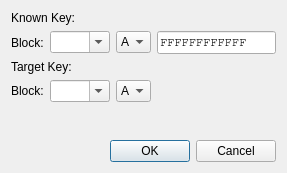
The window that ui/mf_attack_hardnesteddialog.ui (wh201906/Proxmark3GUI) describes before a commit, drawn with Qt 5.
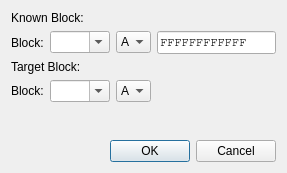
The same window after the commit.

Diff of the .ui file:
```diff
--- a/ui/mf_attack_hardnesteddialog.ui
+++ b/ui/mf_attack_hardnesteddialog.ui
@@ -17,7 +17,7 @@
    <item>
     <widget class="QLabel" name="label_3">
      <property name="text">
-      <string>Known Key:</string>
+      <string>Known Block:</string>
      </property>
     </widget>
    </item>
@@ -92,7 +92,7 @@
    <item>
     <widget class="QLabel" name="label">
      <property name="text">
-      <string>Target Key: </string>
+      <string>Target Block: </string>
      </property>
     </widget>
    </item>
```
Left out of the diff: 2 changed lines with no effect on the pictures.
